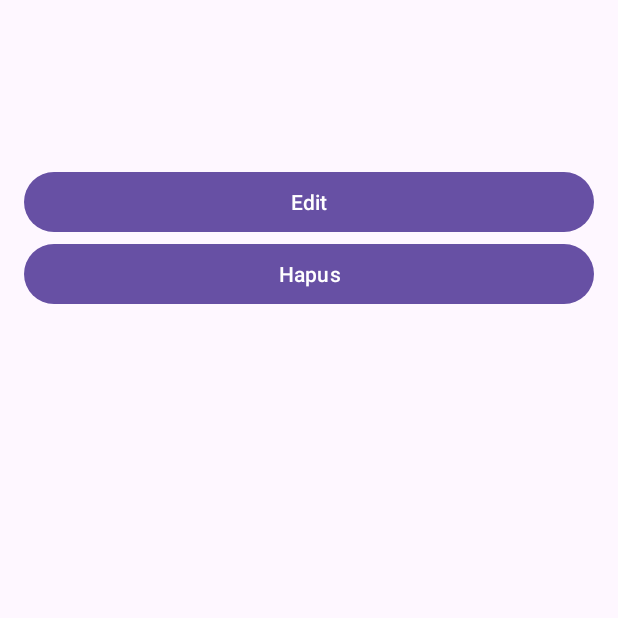
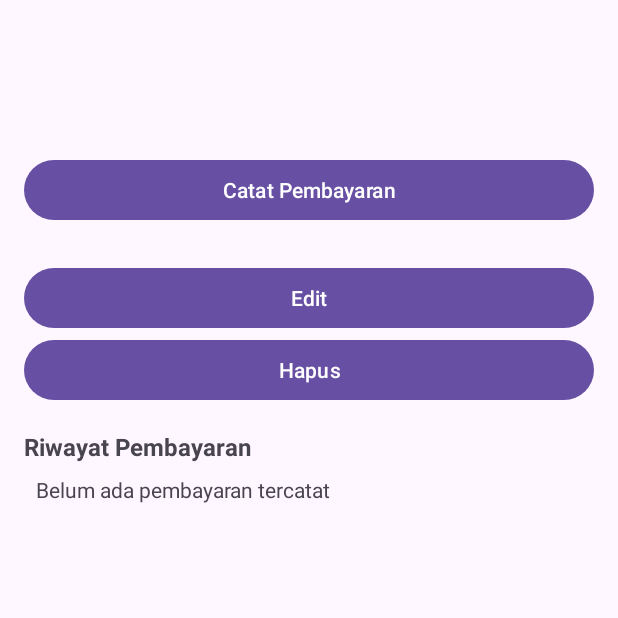
Before and after one commit to Agikuu/SubTrack, an Android app: the SubscriptionDetailActivity screen opened directly, with no data from a screen before it, on a phone screen of 412 x 824 dp, the top half of it. Run offline under Robolectric (Android 15) with nearby library versions, the phone set to English and light mode, and no system bars; our stand-ins replace Firebase (no records; nobody signed in at launch, a user with empty details on screens opened directly); 1 statement that could not run was skipped.

Commit message:
Tambah layout dialog, item riwayat, dan parameter reset siklus

```diff
--- a/app/src/main/res/layout/activity_subscription_detail.xml
+++ b/app/src/main/res/layout/activity_subscription_detail.xml
@@ -21,6 +21,13 @@
         android:textSize="16sp" />
 
     <Button
+        android:id="@+id/btnCatatBayar"
+        android:layout_width="match_parent"
+        android:layout_height="wrap_content"
+        android:layout_marginTop="16dp"
+        android:text="Catat Pembayaran" />
+
+    <Button
         android:id="@+id/btnEdit"
         android:layout_width="match_parent"
         android:layout_height="wrap_content"
@@ -32,4 +39,25 @@
         android:layout_width="match_parent"
         android:layout_height="wrap_content"
         android:text="Hapus" />
+
+    <TextView
+        android:layout_width="wrap_content"
+        android:layout_height="wrap_content"
+        android:layout_marginTop="16dp"
+        android:text="Riwayat Pembayaran"
+        android:textSize="16sp"
+        android:textStyle="bold" />
+
+    <TextView
+        android:id="@+id/tvRiwayatKosong"
+        android:layout_width="match_parent"
+        android:layout_height="wrap_content"
+        android:padding="8dp"
+        android:text="Belum ada pembayaran tercatat" />
+
+    <androidx.recyclerview.widget.RecyclerView
+        android:id="@+id/rvRiwayat"
+        android:layout_width="match_parent"
+        android:layout_height="0dp"
+        android:layout_weight="1" />
 </LinearLayout>
```
Also changed, not shown: app/src/main/java/com/example/subtrack/data/SubscriptionRepository.kt (+14 -2 lines), app/src/main/res/layout/dialog_catat_pembayaran.xml (added, +42 -0 lines), app/src/main/res/layout/item_payment.xml (added, +27 -0 lines).
